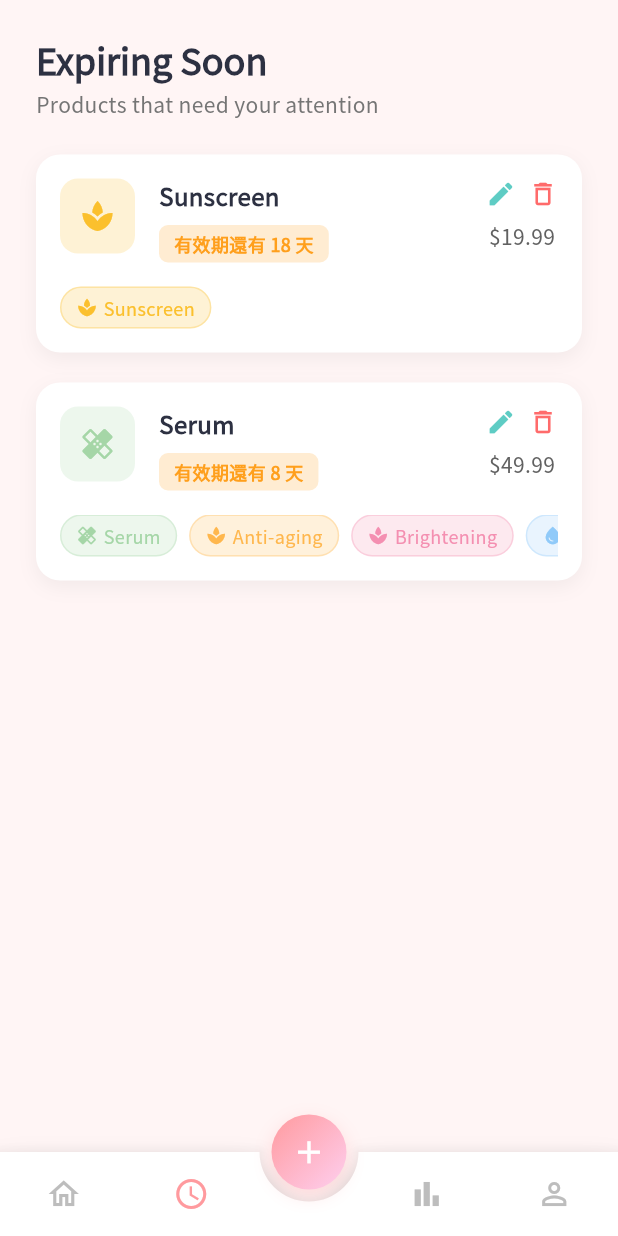
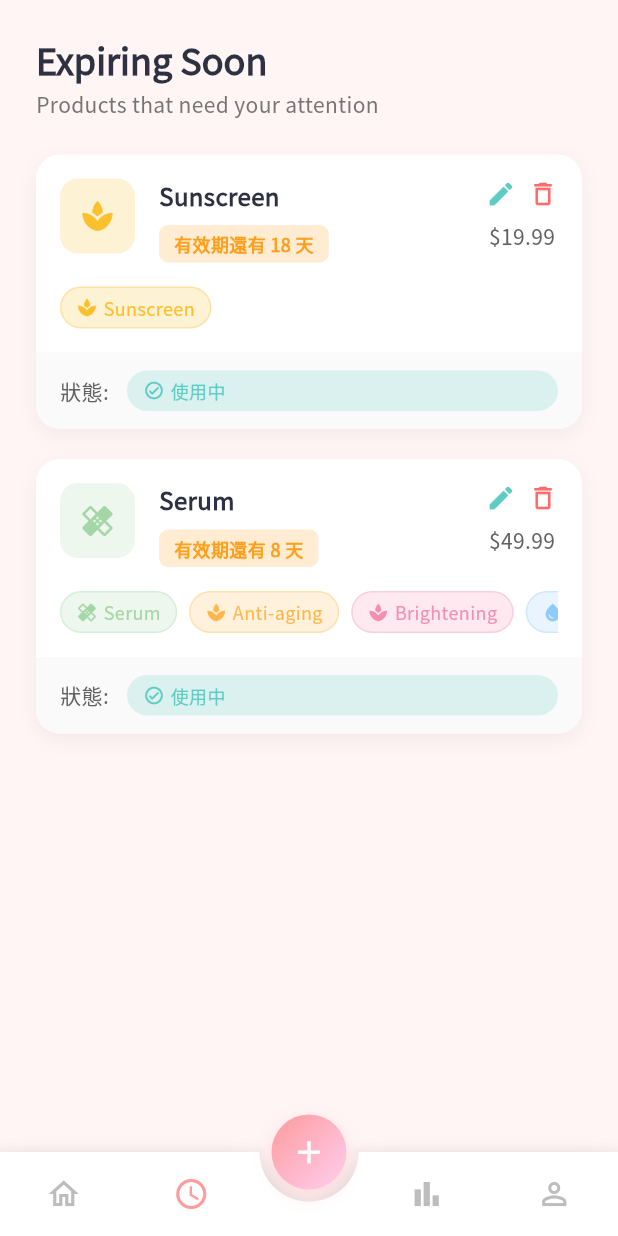
Before and after one commit to kukina622/beauty-tracker, a Flutter app: the RootNavigationPage screen opened by its route, item 2 of the bottom bar chosen, on a phone screen of 412 x 824 dp. Run offline on Flutter 3.47's test engine with Material 3 defaults, Android fonts, the phone set to English and light mode, and no system bars; drawn by our look-alikes of animated_bottom_navigation_bar; our stand-ins replace auto_route, flutter_dotenv, flutter_easyloading, flutter_hooks, google_sign_in, shared_preferences and 2 more; accounts and stored records are empty.

Commit message:
feat: update ProductCard to include status bar with TextIconChip for better product status display

```diff
--- a/lib/widgets/common/chip/text_icon_chip.dart
+++ b/lib/widgets/common/chip/text_icon_chip.dart
@@ -8,7 +8,7 @@ class TextIconChip extends StatelessWidget {
     required this.iconColor,
     required this.textColor,
     required this.backgroundColor,
-    required this.borderColor,
+    this.borderColor = const Color(0xFF000000),
     this.iconSize = 14,
     this.fontSize = 12,
     this.borderWidth = 1,
--- a/lib/widgets/product/product_card.dart
+++ b/lib/widgets/product/product_card.dart
@@ -1,9 +1,11 @@
 import 'package:beauty_tracker/models/category.dart';
 import 'package:beauty_tracker/models/product.dart';
+import 'package:beauty_tracker/models/product_status.dart';
 import 'package:beauty_tracker/util/icon.dart';
 import 'package:beauty_tracker/widgets/category/category_chip.dart';
 import 'package:beauty_tracker/widgets/common/app_card.dart';
 import 'package:beauty_tracker/widgets/common/chip/icon_chip.dart';
+import 'package:beauty_tracker/widgets/common/chip/text_icon_chip.dart';
 import 'package:beauty_tracker/widgets/common/icon_button/app_standard_icon_button.dart';
 import 'package:beauty_tracker/widgets/product/expiring_chip.dart';
 import 'package:flutter/material.dart';
@@ -106,6 +108,44 @@ class ProductCard extends StatelessWidget {
     );
   }
 
+  Widget _buildProductStatusBar(ProductStatus status) {
+    return Container(
+      decoration: BoxDecoration(
+        color: Colors.grey.shade50,
+        borderRadius: const BorderRadius.only(
+          bottomLeft: Radius.circular(16),
+          bottomRight: Radius.circular(16),
+        ),
+      ),
+      child: Padding(
+        padding: const EdgeInsets.symmetric(horizontal: 16, vertical: 12),
+        child: Row(
+          children: [
+            Text(
+              '狀態:',
+              style: TextStyle(
+                fontSize: 14,
+                fontWeight: FontWeight.w500,
+                color: Colors.grey.shade700,
+              ),
+            ),
+            const SizedBox(width: 12),
+            Expanded(
+              child: TextIconChip(
+                text: status.displayName,
+                icon: ProductStatusConfig.getIcon(status),
+                iconColor: ProductStatusConfig.getColor(status),
+                textColor: ProductStatusConfig.getColor(status),
+                backgroundColor: ProductStatusConfig.getColor(status).withValues(alpha: .2),
+                borderColor: Colors.transparent,
+              ),
+            ),
+          ],
+        ),
+      ),
+    );
+  }
+
   @override
   Widget build(BuildContext context) {
     return AppCard(
@@ -135,6 +175,9 @@ class ProductCard extends StatelessWidget {
           _buildProductCategory(
             categories: product.categories,
           ),
+          _buildProductStatusBar(
+            ProductStatus.inUse,
+          ),
         ],
       ),
     );
```
